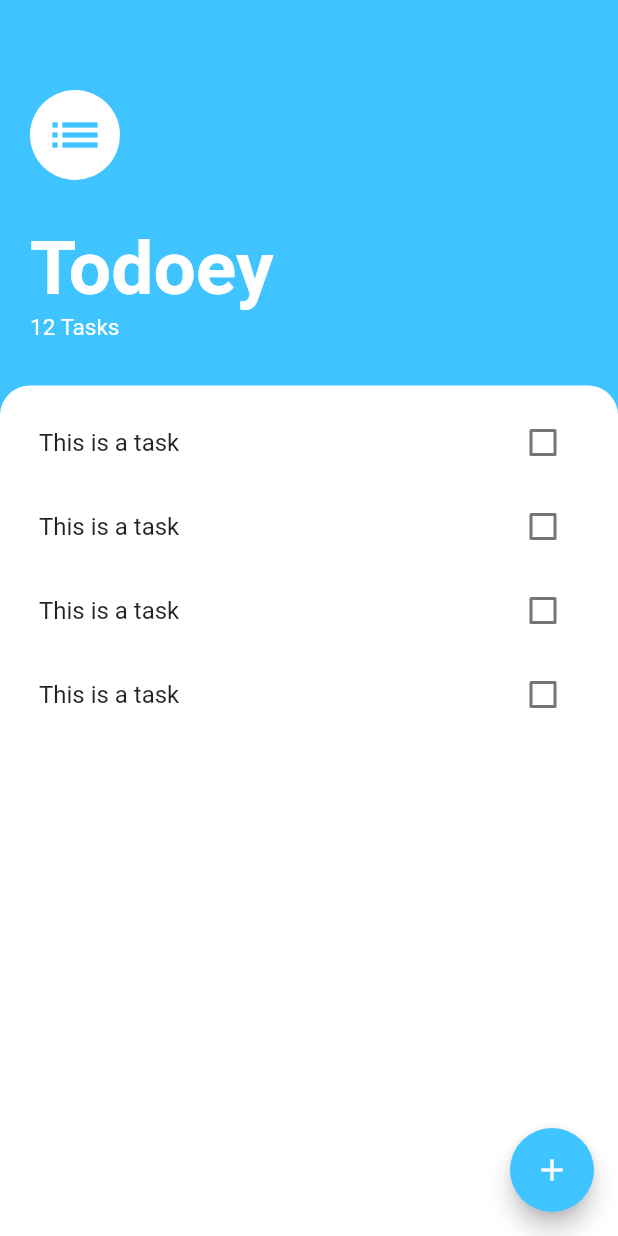
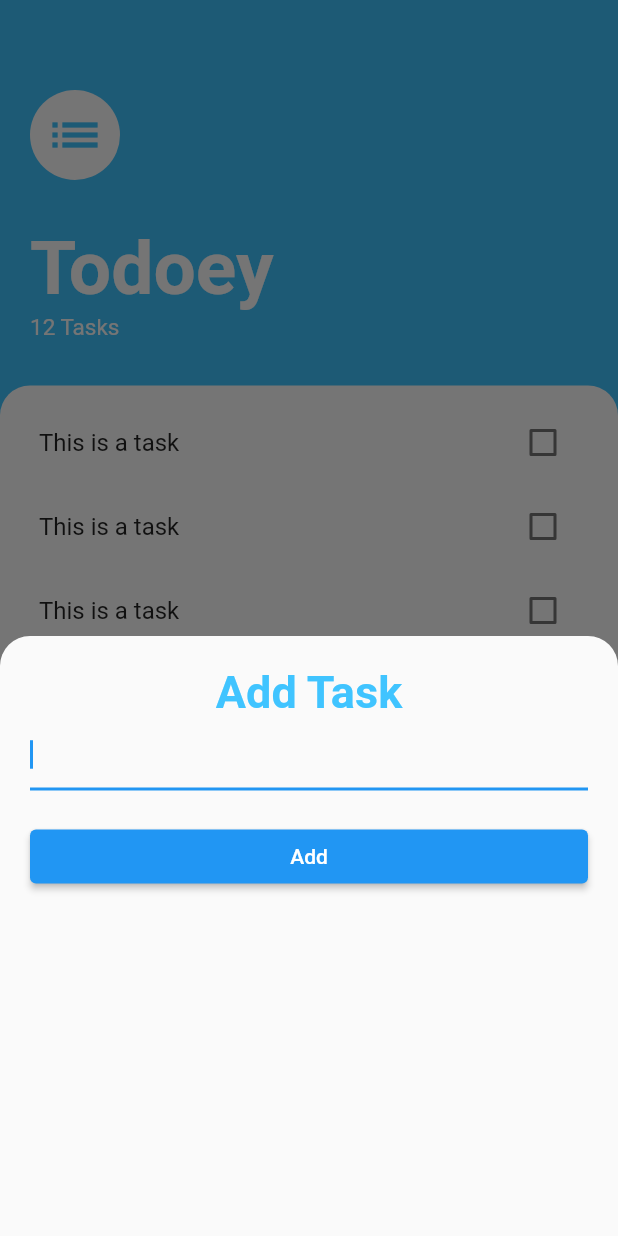
Before and after one commit to Haroon-Ghazanfar/todoey, a Flutter app: the screen it shows after launch, after a tap on the "add" icon, on a phone screen of 412 x 824 dp. Run offline on Flutter 3.47's test engine with Material 2 defaults, Android fonts, the phone set to English and light mode, and no system bars.

Commit message:
check box funtionality added

```diff
--- a/lib/Screens/Task_Screen.dart
+++ b/lib/Screens/Task_Screen.dart
@@ -1,6 +1,10 @@
+// ignore_for_file: file_names
+
 import 'package:flutter/material.dart';
+import 'package:todoey/Screens/add_task.dart';
 import 'package:todoey/widdgets/task_lists.dart';
 
+// ignore: camel_case_types
 class Task_Screen extends StatelessWidget {
   const Task_Screen({Key? key}) : super(key: key);
 
@@ -10,8 +14,16 @@ class Task_Screen extends StatelessWidget {
       child: Scaffold(
         floatingActionButton: FloatingActionButton(
             backgroundColor: Colors.lightBlueAccent,
-            child: Icon(Icons.add),
-            onPressed: () {}),
+            child: const Icon(Icons.add),
+            onPressed: () {
+              showModalBottomSheet(
+                  context: context,
+                  shape: const RoundedRectangleBorder(
+                      borderRadius: BorderRadius.only(
+                          topLeft: Radius.circular(20),
+                          topRight: Radius.circular(20))),
+                  builder: (context) => Add_Task());
+            }),
         backgroundColor: Colors.lightBlueAccent,
         body: Column(
           crossAxisAlignment: CrossAxisAlignment.start,
--- /dev/null
+++ b/lib/Screens/add_task.dart
@@ -0,0 +1,35 @@
+import 'package:flutter/material.dart';
+
+class Add_Task extends StatelessWidget {
+  const Add_Task({super.key});
+
+  @override
+  Widget build(BuildContext context) {
+    return Container(
+      height: 400,
+      child: Padding(
+        padding: EdgeInsets.all(20),
+        child: Column(
+          crossAxisAlignment: CrossAxisAlignment.stretch,
+          children: [
+            const Text(
+              textAlign: TextAlign.center,
+              "Add Task",
+              style: TextStyle(
+                  color: Colors.lightBlueAccent,
+                  fontSize: 30,
+                  fontWeight: FontWeight.w700),
+            ),
+            TextFormField(
+              autofocus: true,
+            ),
+            SizedBox(
+              height: 20,
+            ),
+            ElevatedButton(onPressed: () {}, child: const Text("Add"))
+          ],
+        ),
+      ),
+    );
+  }
+}
--- a/lib/main.dart
+++ b/lib/main.dart
@@ -11,7 +11,7 @@ class MyApp extends StatelessWidget {
 
   @override
   Widget build(BuildContext context) {
-    return const MaterialApp(
+    return MaterialApp(
       debugShowCheckedModeBanner: false,
       home: Task_Screen(),
     );
--- a/lib/widdgets/task_tiles.dart
+++ b/lib/widdgets/task_tiles.dart
@@ -1,14 +1,51 @@
 import 'package:flutter/material.dart';
 
-class TaskTile extends StatelessWidget {
+class TaskTile extends StatefulWidget {
+  @override
+  State<TaskTile> createState() => _TaskTileState();
+}
+
+class _TaskTileState extends State<TaskTile> {
+  bool isChecked = false;
+
   @override
   Widget build(BuildContext context) {
     return ListTile(
-      title: Text("This is a task"),
-      trailing: Checkbox(
-        value: false,
-        onChanged: (value) => true,
+      title: Text(
+        "This is a task",
+        style: TextStyle(
+            decoration: isChecked ? TextDecoration.lineThrough : null),
       ),
+      trailing: TaskCheckBox(
+          checkboxState: isChecked,
+          toggleCheckboxState: (bool checkboxState) {
+            setState(() {
+              isChecked = checkboxState;
+            });
+          }),
     );
   }
 }
+
+class TaskCheckBox extends StatefulWidget {
+  final bool checkboxState;
+  final Function toggleCheckboxState;
+  const TaskCheckBox(
+      {required this.checkboxState, required this.toggleCheckboxState});
+
+  @override
+  State<TaskCheckBox> createState() => _TaskCheckBoxState();
+}
+
+class _TaskCheckBoxState extends State<TaskCheckBox> {
+  @override
+  Widget build(BuildContext context) {
+    return Checkbox(
+      activeColor: Colors.lightBlueAccent,
+      value: widget.checkboxState,
+      onChanged: (checkboxState) {
+        widget.toggleCheckboxState(checkboxState);
+      },
+    );
+  }
+}
```
